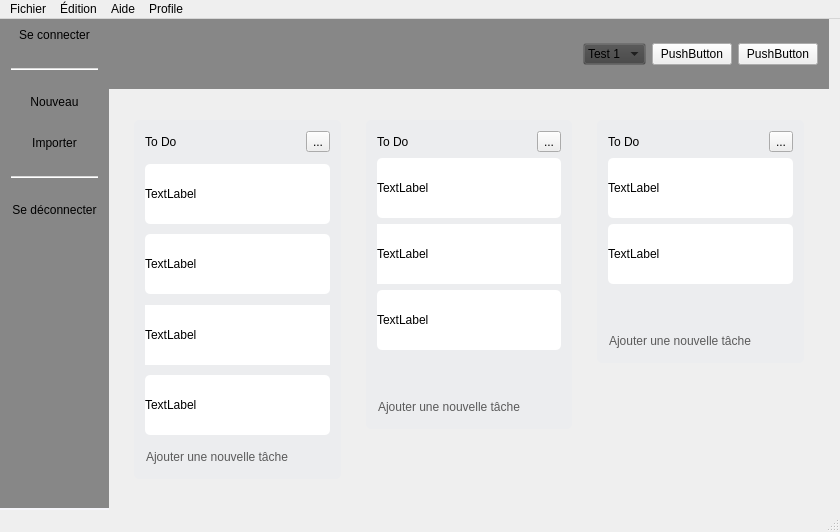
Old version of the form mainwindow.ui in the repository Masha58/KeyPlan.
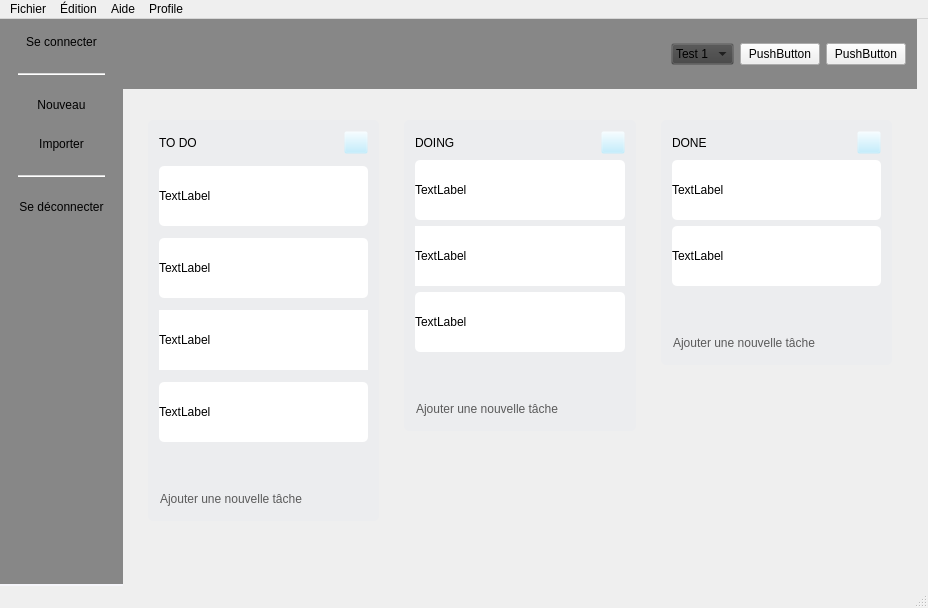
New version of the form. Icons and pictures are not drawn.

Patch:
```diff
--- a/mainwindow.ui
+++ b/mainwindow.ui
@@ -6,25 +6,33 @@
    <rect>
     <x>0</x>
     <y>0</y>
-    <width>840</width>
-    <height>532</height>
+    <width>928</width>
+    <height>608</height>
    </rect>
   </property>
   <property name="windowTitle">
    <string>mainwindow</string>
   </property>
   <property name="styleSheet">
-   <string notr="true">QMainWindow{
+   <string notr="true">*{
+	font: 11pt &quot;Calibri&quot;;
+}
+
+QMainWindow{
 	border-image: url(images/mainwindow/fond.jpg)  0 0 0 0 stretch stretch;
 }
 
+QToolButton#tb_todo, #tb_doing, #tb_done
+{
+background: rgba(178, 234, 255,0);
+image:url(images/mainwindow/trois-points.png);
+}
+
 QToolBar {
-	padding-top:5px;
+padding:12px;
     background: rgba(65,65,65,0.6);
-    spacing: 20px; /* spacing between items in the tool bar */
+    spacing: 18px; /* spacing between items in the tool bar */
 	border-bottom:2px solid rgb(245,245,250);
-padding-left:5px;
-padding-right:5px;
 }
 
 #fr_menu_haut
@@ -199,14 +207,14 @@
              <item>
               <widget class="QLabel" name="label">
                <property name="text">
-                <string>To Do</string>
+                <string>TO DO</string>
                </property>
               </widget>
              </item>
              <item>
-              <widget class="QToolButton" name="toolButton">
+              <widget class="QToolButton" name="tb_todo">
                <property name="text">
-                <string>...</string>
+                <string/>
                </property>
               </widget>
              </item>
@@ -382,14 +390,14 @@
              <item>
               <widget class="QLabel" name="label_9">
                <property name="text">
-                <string>To Do</string>
+                <string>DOING</string>
                </property>
               </widget>
              </item>
              <item>
-              <widget class="QToolButton" name="toolButton_9">
+              <widget class="QToolButton" name="tb_doing">
                <property name="text">
-                <string>...</string>
+                <string/>
                </property>
               </widget>
              </item>
@@ -543,14 +551,14 @@
              <item>
               <widget class="QLabel" name="label_2">
                <property name="text">
-                <string>To Do</string>
+                <string>DONE</string>
                </property>
               </widget>
              </item>
              <item>
-              <widget class="QToolButton" name="toolButton_2">
+              <widget class="QToolButton" name="tb_done">
                <property name="text">
-                <string>...</string>
+                <string/>
                </property>
               </widget>
              </item>
@@ -669,8 +677,8 @@
     <rect>
      <x>0</x>
      <y>0</y>
-     <width>840</width>
-     <height>22</height>
+     <width>928</width>
+     <height>25</height>
     </rect>
    </property>
    <property name="defaultUp">
@@ -719,8 +727,8 @@
    </property>
    <property name="iconSize">
     <size>
-     <width>40</width>
-     <height>40</height>
+     <width>42</width>
+     <height>42</height>
     </size>
    </property>
    <property name="toolButtonStyle">
```
